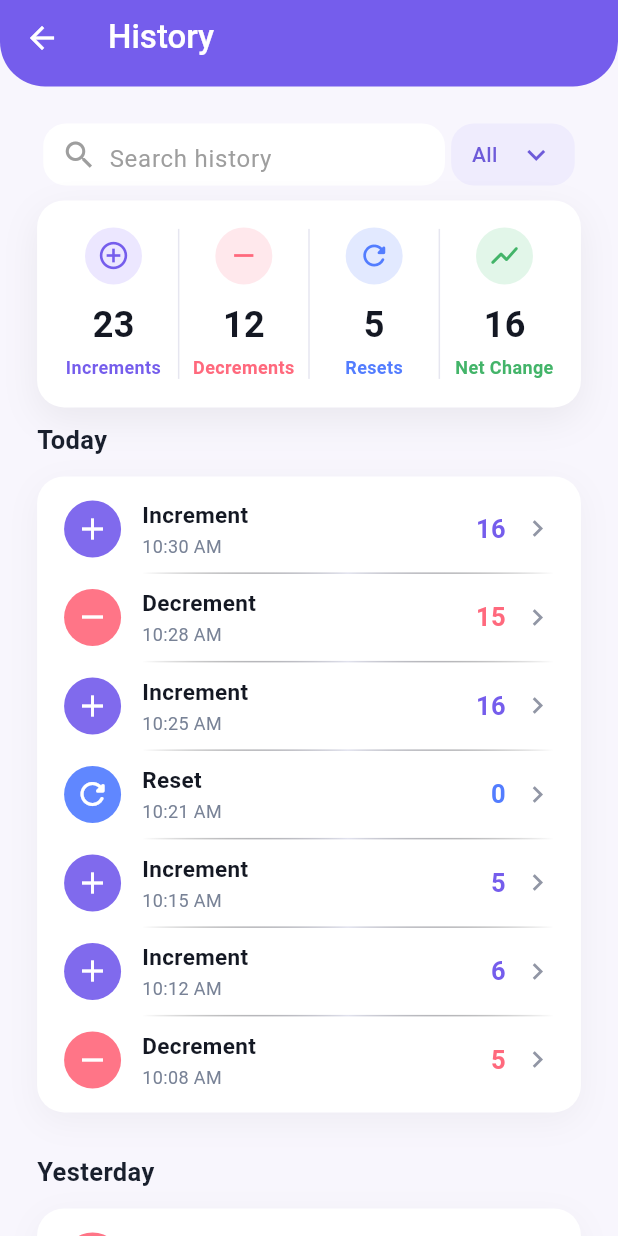
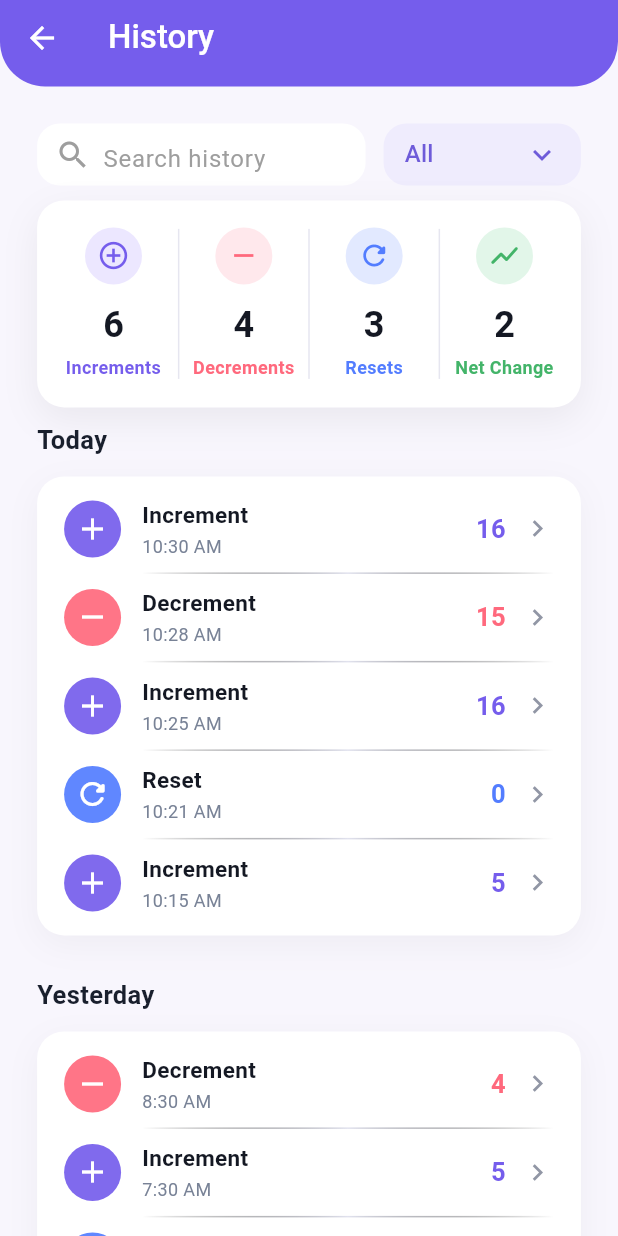
Before and after one commit to naihchams/flutter_counter, a Flutter app: the HistoryCounterScreen screen opened directly, on a phone screen of 412 x 824 dp. Run offline on Flutter 3.47's test engine with Material 3 defaults, Android fonts, the phone set to English and light mode, and no system bars; our stand-ins replace flutter_svg, shared_preferences; accounts and stored records are empty.

Commit message:
applied filter and search

```diff
--- a/lib/screens/history_counter_screen.dart
+++ b/lib/screens/history_counter_screen.dart
@@ -1,7 +1,6 @@
 import 'package:counter_ui_practice/widgets/history_card_stat.dart';
 import 'package:counter_ui_practice/widgets/history_section.dart';
 import 'package:counter_ui_practice/widgets/history_total_card.dart';
-
 import 'package:flutter/material.dart';
 
 class HistoryCounterScreen extends StatefulWidget {
@@ -12,8 +11,14 @@ class HistoryCounterScreen extends StatefulWidget {
 }
 
 class _HistoryCounterScreenState extends State<HistoryCounterScreen> {
+  final TextEditingController _searchController = TextEditingController();
+
+  String selectedFilter = 'All';
+  String searchQuery = '';
+
+  final List<String> filters = ['All', 'Increment', 'Decrement', 'Reset'];
+
   final List<HistoryItem> allHistoryItems = [
-    // TODAY
     HistoryItem(type: 'increment', value: 16, createdAt: DateTime.now()),
     HistoryItem(
       type: 'decrement',
@@ -36,18 +41,6 @@ class _HistoryCounterScreenState extends State<HistoryCounterScreen> {
       createdAt: DateTime.now().subtract(const Duration(minutes: 15)),
     ),
     HistoryItem(
-      type: 'increment',
-      value: 6,
-      createdAt: DateTime.now().subtract(const Duration(minutes: 18)),
-    ),
-    HistoryItem(
-      type: 'decrement',
-      value: 5,
-      createdAt: DateTime.now().subtract(const Duration(minutes: 22)),
-    ),
-
-    // YESTERDAY
-    HistoryItem(
       type: 'decrement',
       value: 4,
       createdAt: DateTime.now().subtract(const Duration(days: 1, hours: 2)),
@@ -64,18 +57,6 @@ class _HistoryCounterScreenState extends State<HistoryCounterScreen> {
     ),
     HistoryItem(
       type: 'increment',
-      value: 10,
-      createdAt: DateTime.now().subtract(const Duration(days: 1, hours: 6)),
-    ),
-    HistoryItem(
-      type: 'increment',
-      value: 11,
-      createdAt: DateTime.now().subtract(const Duration(days: 1, hours: 7)),
-    ),
-
-    // LAST WEEK
-    HistoryItem(
-      type: 'increment',
       value: 20,
       createdAt: DateTime.now().subtract(const Duration(days: 3)),
     ),
@@ -85,130 +66,107 @@ class _HistoryCounterScreenState extends State<HistoryCounterScreen> {
       createdAt: DateTime.now().subtract(const Duration(days: 3, hours: 2)),
     ),
     HistoryItem(
-      type: 'increment',
-      value: 25,
-      createdAt: DateTime.now().subtract(const Duration(days: 4)),
-    ),
-    HistoryItem(
       type: 'reset',
       value: 0,
-      createdAt: DateTime.now().subtract(const Duration(days: 4, hours: 5)),
+      createdAt: DateTime.now().subtract(const Duration(days: 12)),
     ),
     HistoryItem(
       type: 'increment',
-      value: 7,
-      createdAt: DateTime.now().subtract(const Duration(days: 5)),
-    ),
-    HistoryItem(
-      type: 'decrement',
-      value: 6,
-      createdAt: DateTime.now().subtract(const Duration(days: 6)),
-    ),
-    HistoryItem(
-      type: 'increment',
-      value: 8,
-      createdAt: DateTime.now().subtract(const Duration(days: 7)),
-    ),
-
-    // LAST MONTH
-    HistoryItem(
-      type: 'increment',
       value: 30,
-      createdAt: DateTime.now().subtract(const Duration(days: 12)),
+      createdAt: DateTime.now().subtract(const Duration(days: 20)),
     ),
     HistoryItem(
       type: 'decrement',
       value: 29,
-      createdAt: DateTime.now().subtract(const Duration(days: 14)),
-    ),
-    HistoryItem(
-      type: 'reset',
-      value: 0,
-      createdAt: DateTime.now().subtract(const Duration(days: 16)),
-    ),
-    HistoryItem(
-      type: 'increment',
-      value: 13,
-      createdAt: DateTime.now().subtract(const Duration(days: 18)),
-    ),
-    HistoryItem(
-      type: 'increment',
-      value: 14,
-      createdAt: DateTime.now().subtract(const Duration(days: 20)),
-    ),
-    HistoryItem(
-      type: 'decrement',
-      value: 13,
-      createdAt: DateTime.now().subtract(const Duration(days: 22)),
-    ),
-    HistoryItem(
-      type: 'increment',
-      value: 40,
-      createdAt: DateTime.now().subtract(const Duration(days: 25)),
-    ),
-    HistoryItem(
-      type: 'reset',
-      value: 0,
-      createdAt: DateTime.now().subtract(const Duration(days: 28)),
+      createdAt: DateTime.now().subtract(const Duration(days: 35)),
     ),
   ];
+
+  @override
+  void dispose() {
+    _searchController.dispose();
+    super.dispose();
+  }
+
+  bool isSameDay(DateTime a, DateTime b) {
+    return a.year == b.year && a.month == b.month && a.day == b.day;
+  }
+
+  List<HistoryItem> get filteredItems {
+    return allHistoryItems.where((item) {
+      final matchesFilter =
+          selectedFilter == 'All' ||
+          item.type.toLowerCase() == selectedFilter.toLowerCase();
+
+      final matchesSearch =
+          searchQuery.isEmpty ||
+          item.type.toLowerCase().contains(searchQuery.toLowerCase()) ||
+          item.value.toString().contains(searchQuery);
+
+      return matchesFilter && matchesSearch;
+    }).toList();
+  }
 
   @override
   Widget build(BuildContext context) {
     final size = MediaQuery.of(context).size;
     final width = size.width;
     final height = size.height;
-
     final horizontalPadding = width * 0.06;
 
-    final TextEditingController _searchController = TextEditingController();
+    final now = DateTime.now();
+    final visibleItems = filteredItems;
 
-    final now = DateTime.now();
-
-    bool isSameDay(DateTime a, DateTime b) {
-      return a.year == b.year && a.month == b.month && a.day == b.day;
-    }
-
-    final todayItems = allHistoryItems.where((item) {
+    final todayItems = visibleItems.where((item) {
       return isSameDay(item.createdAt, now);
     }).toList();
 
-    final yesterdayItems = allHistoryItems.where((item) {
+    final yesterdayItems = visibleItems.where((item) {
       final yesterday = now.subtract(const Duration(days: 1));
       return isSameDay(item.createdAt, yesterday);
     }).toList();
 
-    final lastWeekItems = allHistoryItems.where((item) {
+    final lastWeekItems = visibleItems.where((item) {
       final difference = now.difference(item.createdAt).inDays;
       return difference >= 2 && difference <= 7;
     }).toList();
 
-    final lastMonthItems = allHistoryItems.where((item) {
+    final lastMonthItems = visibleItems.where((item) {
       final difference = now.difference(item.createdAt).inDays;
       return difference > 7 && difference <= 30;
     }).toList();
 
-    final olderItems = allHistoryItems.where((item) {
+    final olderItems = visibleItems.where((item) {
       final difference = now.difference(item.createdAt).inDays;
       return difference > 30;
     }).toList();
+
+    final increments = visibleItems
+        .where((item) => item.type == 'increment')
+        .length;
+    final decrements = visibleItems
+        .where((item) => item.type == 'decrement')
+        .length;
+    final resets = visibleItems.where((item) => item.type == 'reset').length;
+    final netChange = increments - decrements;
 
     return Scaffold(
       appBar: PreferredSize(
         preferredSize: Size.fromHeight(height * 0.07),
         child: AppBar(
           toolbarHeight: 50,
-          backgroundColor: Color.fromRGBO(117, 93, 236, 1),
-          title: Text('History', style: TextStyle(fontWeight: FontWeight.w500)),
+          backgroundColor: const Color.fromRGBO(117, 93, 236, 1),
+          title: const Text(
+            'History',
+            style: TextStyle(fontWeight: FontWeight.w500),
+          ),
           foregroundColor: Colors.white,
           shape: const RoundedRectangleBorder(
             borderRadius: BorderRadius.vertical(bottom: Radius.circular(30)),
           ),
           leading: IconButton(
-            onPressed: () {
-              Navigator.pop(context);
-            },
-            icon: Icon(Icons.arrow_back, color: Colors.white),
+            onPressed: () => Navigator.pop(context),
+            icon: const Icon(Icons.arrow_back, color: Colors.white),
           ),
         ),
       ),
@@ -218,109 +176,129 @@ class _HistoryCounterScreenState extends State<HistoryCounterScreen> {
           child: Padding(
             padding: EdgeInsets.all(horizontalPadding),
             child: Column(
-              mainAxisAlignment: MainAxisAlignment.spaceEvenly,
-              crossAxisAlignment: CrossAxisAlignment.center,
               children: [
                 Row(
-                  mainAxisAlignment: MainAxisAlignment.spaceEvenly,
-                  crossAxisAlignment: CrossAxisAlignment.center,
                   children: [
-                    Container(
-                      width: width * 0.65,
+                    Expanded(
+                      child: Container(
                         height: height * 0.05,
+                        padding: const EdgeInsets.symmetric(horizontal: 12),
                         decoration: BoxDecoration(
-                        shape: BoxShape.rectangle,
                           color: Colors.white,
-                        borderRadius: BorderRadius.all(Radius.circular(15)),
+                          borderRadius: BorderRadius.circular(15),
                         ),
                         child: Row(
-                        mainAxisAlignment: MainAxisAlignment.spaceEvenly,
-                        crossAxisAlignment: CrossAxisAlignment.center,
                           children: [
-                          SizedBox(width: 12),
-                          Icon(Icons.search, color: Colors.grey),
-                          SizedBox(width: 8),
+                            const Icon(Icons.search, color: Colors.grey),
+                            const SizedBox(width: 8),
                             Expanded(
                               child: TextField(
                                 controller: _searchController,
-                              decoration: InputDecoration(
+                                decoration: const InputDecoration(
                                   border: InputBorder.none,
                                   hintText: 'Search history',
                                   hintStyle: TextStyle(color: Colors.grey),
                                 ),
                                 onChanged: (text) {
-                                print('Current text: $text');
+                                  setState(() {
+                                    searchQuery = text;
+                                  });
                                 },
                               ),
                             ),
                           ],
                         ),
                       ),
-                    GestureDetector(
-                      child: Container(
-                        width: width * 0.2,
+                    ),
+
+                    const SizedBox(width: 12),
+
+                    Container(
                       height: height * 0.05,
+                      padding: const EdgeInsets.symmetric(horizontal: 14),
                       decoration: BoxDecoration(
-                          shape: BoxShape.rectangle,
-                          color: Color.fromRGBO(239, 236, 253, 1),
-                          borderRadius: BorderRadius.all(Radius.circular(15)),
+                        color: const Color.fromRGBO(239, 236, 253, 1),
+                        borderRadius: BorderRadius.circular(15),
                       ),
-                        child: Row(
-                          mainAxisAlignment: MainAxisAlignment.spaceEvenly,
-                          crossAxisAlignment: CrossAxisAlignment.center,
-                          children: [
-                            Text(
-                              'All',
-                              style: TextStyle(
+                      child: DropdownButtonHideUnderline(
+                        child: DropdownButton<String>(
+                          value: selectedFilter,
+                          icon: const Icon(
+                            Icons.keyboard_arrow_down,
+                            color: Color.fromRGBO(110, 91, 217, 1),
+                          ),
+                          items: filters.map((filter) {
+                            return DropdownMenuItem(
+                              value: filter,
+                              child: Text(
+                                filter,
+                                style: const TextStyle(
                                   color: Color.fromRGBO(110, 91, 217, 1),
                                   fontWeight: FontWeight.w500,
                                 ),
                               ),
-                            Icon(
-                              Icons.keyboard_arrow_down,
-                              color: Color.fromRGBO(110, 91, 217, 1),
-                            ),
-                          ],
+                            );
+                          }).toList(),
+                          onChanged: (value) {
+                            if (value == null) return;
+
+                            setState(() {
+                              selectedFilter = value;
+                            });
+                          },
                         ),
                       ),
                     ),
                   ],
                 ),
-                SizedBox(height: 10),
+
+                const SizedBox(height: 10),
+
                 HistoryCardStat(
-                  increments: 23,
-                  decrements: 12,
-                  resets: 5,
-                  netChange: 16,
+                  increments: increments,
+                  decrements: decrements,
+                  resets: resets,
+                  netChange: netChange,
                 ),
-                SizedBox(height: 10),
+
+                const SizedBox(height: 10),
+
                 if (todayItems.isNotEmpty) ...[
                   HistorySection(title: 'Today', items: todayItems),
                   const SizedBox(height: 28),
                 ],
-
                 if (yesterdayItems.isNotEmpty) ...[
                   HistorySection(title: 'Yesterday', items: yesterdayItems),
                   const SizedBox(height: 28),
                 ],
-
                 if (lastWeekItems.isNotEmpty) ...[
                   HistorySection(title: 'Last Week', items: lastWeekItems),
                   const SizedBox(height: 28),
                 ],
-
                 if (lastMonthItems.isNotEmpty) ...[
                   HistorySection(title: 'Last Month', items: lastMonthItems),
                   const SizedBox(height: 28),
                 ],
-
                 if (olderItems.isNotEmpty) ...[
                   HistorySection(title: 'Older', items: olderItems),
                   const SizedBox(height: 28),
                 ],
 
-                const SizedBox(height: 24),
-                HistoryTotalCard(totalActions: 40, currentCount: 16),
+                if (visibleItems.isEmpty)
+                  const Padding(
+                    padding: EdgeInsets.only(top: 40),
+                    child: Text(
+                      'No history found',
+                      style: TextStyle(color: Colors.grey),
+                    ),
+                  ),
+
+                HistoryTotalCard(
+                  totalActions: visibleItems.length,
+                  currentCount: visibleItems.isEmpty
+                      ? 0
+                      : visibleItems.first.value,
+                ),
               ],
             ),
           ),
```
Lines whose indentation alone changed are shown as unchanged.
